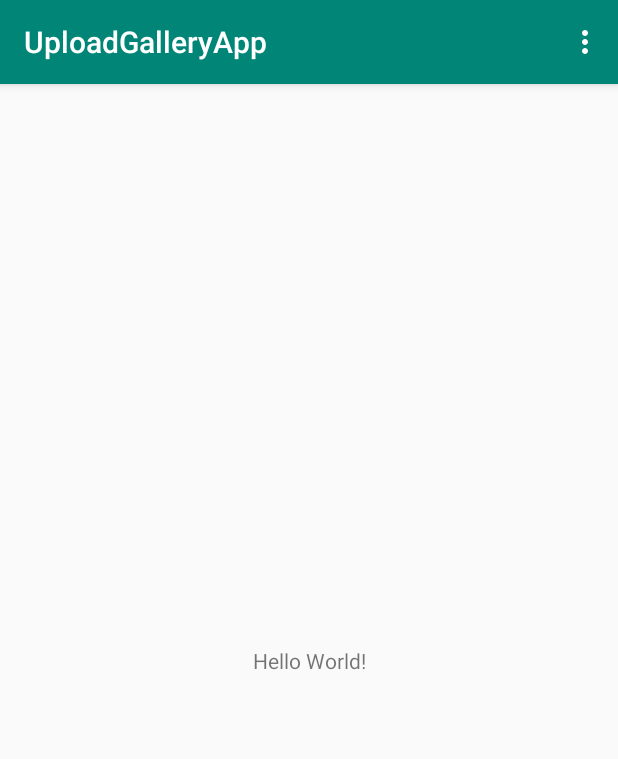
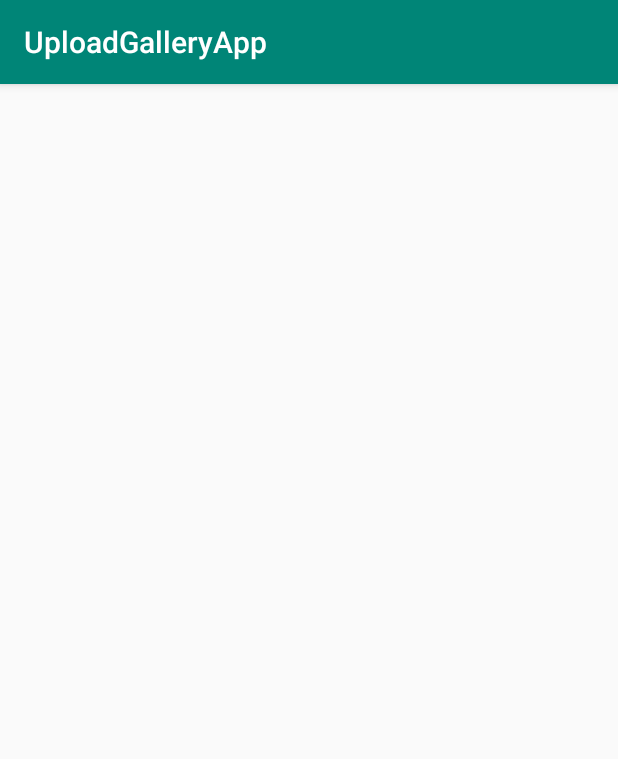
Before and after one commit to rohanreji/UploadGalleryApp, an Android app: the screen it shows after launch (MainActivity), on a phone screen of 412 x 824 dp. Shown: the top 759 px of the screen. Run offline under Robolectric (Android 15) with nearby library versions, the phone set to English and light mode, and no system bars; our stand-ins replace Dagger/Hilt's generated code, data binding.

```diff
--- a/app/build.gradle
+++ b/app/build.gradle
@@ -15,6 +15,13 @@ android {
             minifyEnabled false
             proguardFiles getDefaultProguardFile('proguard-android-optimize.txt'), 'proguard-rules.pro'
         }
+    }
+    dataBinding {
+        enabled = true
+    }
+
+    testOptions {
+        unitTests.returnDefaultValues = true
     }
 }
 
--- a/app/src/main/java/com/themaskedbit/uploadgalleryapp/UploadGalleryApp.java
+++ b/app/src/main/java/com/themaskedbit/uploadgalleryapp/UploadGalleryApp.java
@@ -2,13 +2,9 @@ package com.themaskedbit.uploadgalleryapp;
 
 import android.app.Activity;
 import android.app.Application;
-import android.util.Log;
-
-import com.themaskedbit.uploadgalleryapp.gallery.Model.User;
 import com.themaskedbit.uploadgalleryapp.gallery.di.AppComponent;
 import com.themaskedbit.uploadgalleryapp.gallery.di.AppModule;
 import com.themaskedbit.uploadgalleryapp.gallery.di.DaggerAppComponent;
-import com.themaskedbit.uploadgalleryapp.gallery.presenter.SharedPreferencesHelper;
 
 import javax.inject.Inject;
 
--- a/app/src/main/java/com/themaskedbit/uploadgalleryapp/gallery/view/MainActivity.java
+++ b/app/src/main/java/com/themaskedbit/uploadgalleryapp/gallery/view/MainActivity.java
@@ -1,59 +1,21 @@
 package com.themaskedbit.uploadgalleryapp.gallery.view;
 
 import android.os.Bundle;
-
-import com.google.android.material.floatingactionbutton.FloatingActionButton;
-import com.google.android.material.snackbar.Snackbar;
 import com.themaskedbit.uploadgalleryapp.R;
-import com.themaskedbit.uploadgalleryapp.UploadGalleryApp;
-import com.themaskedbit.uploadgalleryapp.gallery.Model.User;
-import com.themaskedbit.uploadgalleryapp.gallery.presenter.SharedPreferencesHelper;
-
+import com.themaskedbit.uploadgalleryapp.databinding.ActivityMainBinding;
 import androidx.appcompat.app.AppCompatActivity;
-import androidx.appcompat.widget.Toolbar;
-
-import android.util.Log;
-import android.view.View;
-import android.view.Menu;
-import android.view.MenuItem;
-
-import javax.inject.Inject;
-
+import androidx.databinding.DataBindingUtil;
 import dagger.android.AndroidInjection;
 
 public class MainActivity extends AppCompatActivity {
 
-    @Inject
-    User user;
+    private ActivityMainBinding dataBinding;
 
     @Override
     protected void onCreate(Bundle savedInstanceState) {
         AndroidInjection.inject(this);
         super.onCreate(savedInstanceState);
-        setContentView(R.layout.activity_main);
-        Toolbar toolbar = findViewById(R.id.toolbar);
-        setSupportActionBar(toolbar);
-    }
-
-    @Override
-    public boolean onCreateOptionsMenu(Menu menu) {
-        // Inflate the menu; this adds items to the action bar if it is present.
-        getMenuInflater().inflate(R.menu.menu_main, menu);
-        return true;
-    }
-
-    @Override
-    public boolean onOptionsItemSelected(MenuItem item) {
-        // Handle action bar item clicks here. The action bar will
-        // automatically handle clicks on the Home/Up button, so long
-        // as you specify a parent activity in AndroidManifest.xml.
-        int id = item.getItemId();
-
-        //noinspection SimplifiableIfStatement
-        if (id == R.id.action_settings) {
-            return true;
-        }
-
-        return super.onOptionsItemSelected(item);
+        dataBinding = DataBindingUtil.setContentView(this,R.layout.activity_main);
+        setSupportActionBar(dataBinding.toolbar);
     }
 }
--- a/app/src/main/res/layout/activity_main.xml
+++ b/app/src/main/res/layout/activity_main.xml
@@ -1,10 +1,12 @@
 <?xml version="1.0" encoding="utf-8"?>
+<layout>
     <androidx.coordinatorlayout.widget.CoordinatorLayout xmlns:android="http://schemas.android.com/apk/res/android"
         xmlns:app="http://schemas.android.com/apk/res-auto"
         xmlns:tools="http://schemas.android.com/tools"
         android:layout_width="match_parent"
         android:layout_height="match_parent"
         tools:context=".gallery.view.MainActivity">
+
 
         <com.google.android.material.appbar.AppBarLayout
             android:layout_width="match_parent"
@@ -31,3 +33,4 @@
             app:srcCompat="@android:drawable/ic_dialog_email" />
 
     </androidx.coordinatorlayout.widget.CoordinatorLayout>
+</layout>
--- a/app/src/main/res/layout/content_main.xml
+++ b/app/src/main/res/layout/content_main.xml
@@ -1,4 +1,5 @@
 <?xml version="1.0" encoding="utf-8"?>
+<layout>
     <androidx.constraintlayout.widget.ConstraintLayout xmlns:android="http://schemas.android.com/apk/res/android"
         xmlns:app="http://schemas.android.com/apk/res-auto"
         xmlns:tools="http://schemas.android.com/tools"
@@ -8,13 +9,5 @@
         tools:context=".gallery.view.MainActivity"
         tools:showIn="@layout/activity_main">
 
-    <TextView
-        android:layout_width="wrap_content"
-        android:layout_height="wrap_content"
-        android:text="Hello World!"
-        app:layout_constraintBottom_toBottomOf="parent"
-        app:layout_constraintLeft_toLeftOf="parent"
-        app:layout_constraintRight_toRightOf="parent"
-        app:layout_constraintTop_toTopOf="parent" />
-
     </androidx.constraintlayout.widget.ConstraintLayout>
+</layout>
```
Lines whose indentation alone changed are shown as unchanged.
